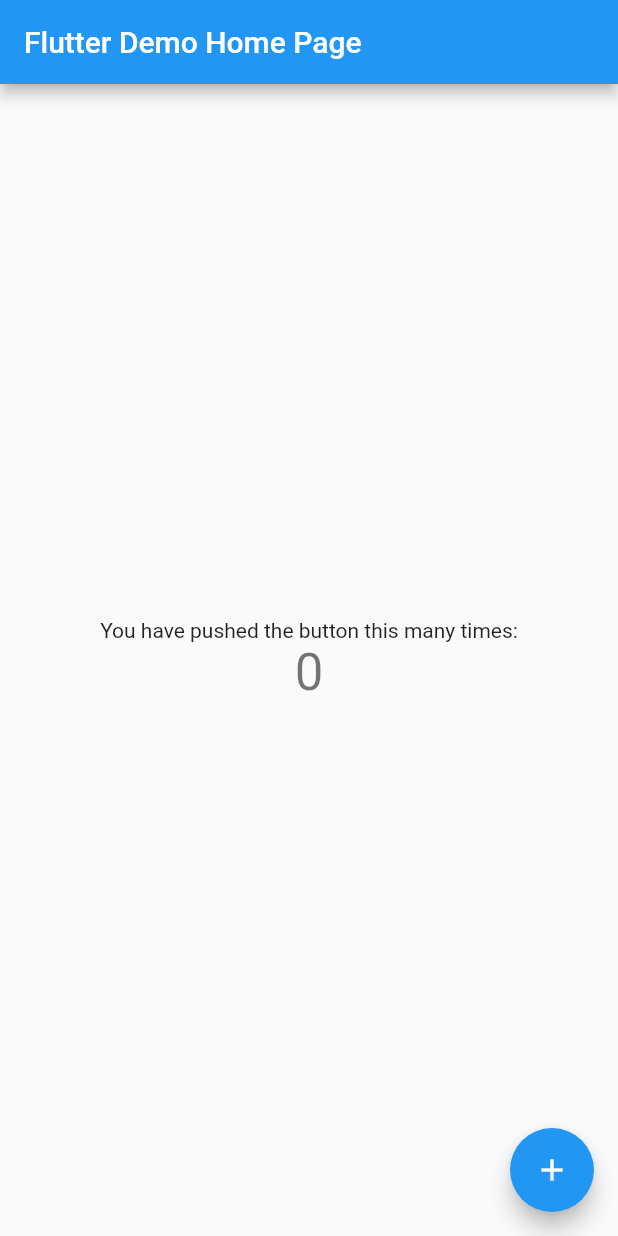
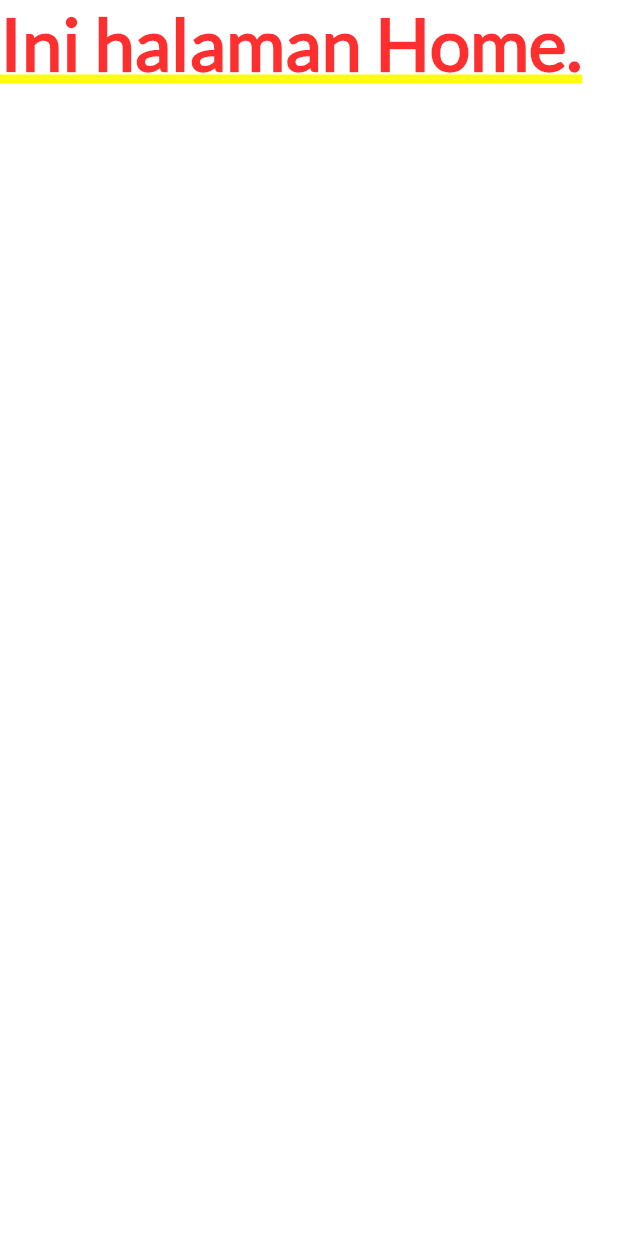
Before and after one commit to mobpro-sttb/chat-app, a Flutter app: the screen it shows after launch, on a phone screen of 412 x 824 dp. Run offline on Flutter 3.47's test engine with Material 2 defaults, Android fonts, the phone set to English and light mode, and no system bars.

Commit message:
create initial structure and fonts

```diff
--- a/lib/main.dart
+++ b/lib/main.dart
@@ -1,117 +1,10 @@
+import 'package:chatapp/screens/home/home.dart';
 import 'package:flutter/material.dart';
 
-void main() {
-  runApp(MyApp());
-}
-
-class MyApp extends StatelessWidget {
-  // This widget is the root of your application.
-  @override
-  Widget build(BuildContext context) {
-    return MaterialApp(
-      title: 'Flutter Demo',
-      theme: ThemeData(
-        // This is the theme of your application.
-        //
-        // Try running your application with "flutter run". You'll see the
-        // application has a blue toolbar. Then, without quitting the app, try
-        // changing the primarySwatch below to Colors.green and then invoke
-        // "hot reload" (press "r" in the console where you ran "flutter run",
-        // or simply save your changes to "hot reload" in a Flutter IDE).
-        // Notice that the counter didn't reset back to zero; the application
-        // is not restarted.
-        primarySwatch: Colors.blue,
-        // This makes the visual density adapt to the platform that you run
-        // the app on. For desktop platforms, the controls will be smaller and
-        // closer together (more dense) than on mobile platforms.
-        visualDensity: VisualDensity.adaptivePlatformDensity,
-      ),
-      home: MyHomePage(title: 'Flutter Demo Home Page'),
-    );
-  }
-}
-
-class MyHomePage extends StatefulWidget {
-  MyHomePage({Key key, this.title}) : super(key: key);
-
-  // This widget is the home page of your application. It is stateful, meaning
-  // that it has a State object (defined below) that contains fields that affect
-  // how it looks.
-
-  // This class is the configuration for the state. It holds the values (in this
-  // case the title) provided by the parent (in this case the App widget) and
-  // used by the build method of the State. Fields in a Widget subclass are
-  // always marked "final".
-
-  final String title;
-
-  @override
-  _MyHomePageState createState() => _MyHomePageState();
-}
-
-class _MyHomePageState extends State<MyHomePage> {
-  int _counter = 0;
-
-  void _incrementCounter() {
-    setState(() {
-      // This call to setState tells the Flutter framework that something has
-      // changed in this State, which causes it to rerun the build method below
-      // so that the display can reflect the updated values. If we changed
-      // _counter without calling setState(), then the build method would not be
-      // called again, and so nothing would appear to happen.
-      _counter++;
-    });
-  }
-
-  @override
-  Widget build(BuildContext context) {
-    // This method is rerun every time setState is called, for instance as done
-    // by the _incrementCounter method above.
-    //
-    // The Flutter framework has been optimized to make rerunning build methods
-    // fast, so that you can just rebuild anything that needs updating rather
-    // than having to individually change instances of widgets.
-    return Scaffold(
-      appBar: AppBar(
-        // Here we take the value from the MyHomePage object that was created by
-        // the App.build method, and use it to set our appbar title.
-        title: Text(widget.title),
-      ),
-      body: Center(
-        // Center is a layout widget. It takes a single child and positions it
-        // in the middle of the parent.
-        child: Column(
-          // Column is also a layout widget. It takes a list of children and
-          // arranges them vertically. By default, it sizes itself to fit its
-          // children horizontally, and tries to be as tall as its parent.
-          //
-          // Invoke "debug painting" (press "p" in the console, choose the
-          // "Toggle Debug Paint" action from the Flutter Inspector in Android
-          // Studio, or the "Toggle Debug Paint" command in Visual Studio Code)
-          // to see the wireframe for each widget.
-          //
-          // Column has various properties to control how it sizes itself and
-          // how it positions its children. Here we use mainAxisAlignment to
-          // center the children vertically; the main axis here is the vertical
-          // axis because Columns are vertical (the cross axis would be
-          // horizontal).
-          mainAxisAlignment: MainAxisAlignment.center,
-          children: <Widget>[
-            Text(
-              'You have pushed the button this many times:',
-            ),
-            Text(
-              '$_counter',
-              style: Theme.of(context).textTheme.headline4,
-            ),
-          ],
-        ),
-      ),
-      floatingActionButton: FloatingActionButton(
-        onPressed: _incrementCounter,
-        tooltip: 'Increment',
-        child: Icon(Icons.add),
-      ), // This trailing comma makes auto-formatting nicer for build methods.
-    );
-  }
-}
+void main() => runApp(MaterialApp(
+  title: 'Chat App',
+  initialRoute: '/',
+  routes: <String, WidgetBuilder>{
+    '/': (context) => HomeScreen(),
+  },
+));
--- /dev/null
+++ b/lib/screens/home/home.dart
@@ -0,0 +1,20 @@
+import 'package:flutter/material.dart';
+
+class HomeScreen extends StatefulWidget {
+  @override
+  _HomeScreenState createState() => _HomeScreenState();
+}
+
+class _HomeScreenState extends State<HomeScreen> {
+  @override
+  Widget build(BuildContext context) {
+    return Container(
+      child: Text(
+        'Ini halaman Home.',
+        style: TextStyle(
+          fontFamily: 'Lato'
+        ),
+      ),
+    );
+  }
+}
```
Also changed, not shown: pubspec.yaml (+6 -11 lines), fonts/Lato-Italic.ttf (added), fonts/Lato-Regular.ttf (added), 1 other file.
